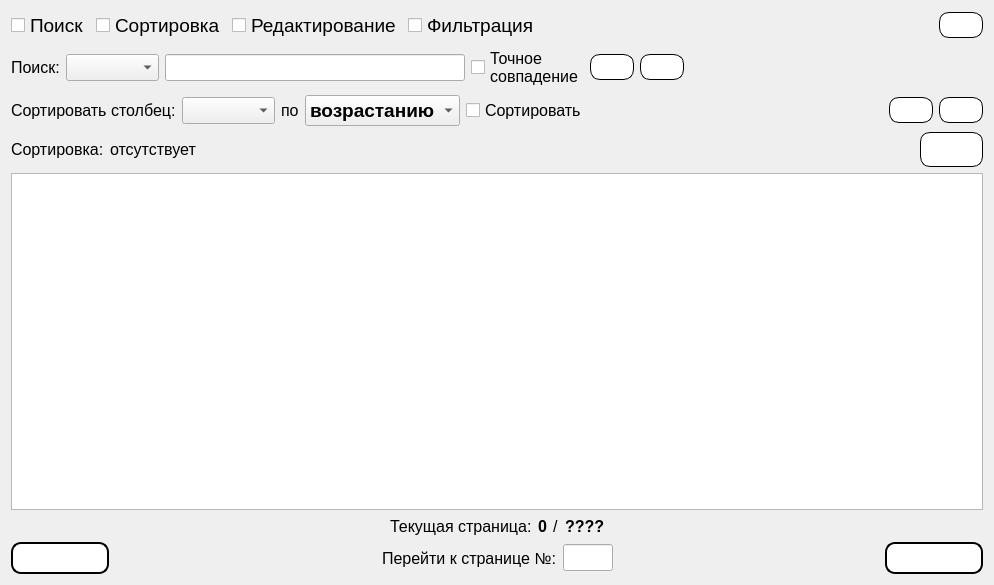
Old version of the form Gui/TabWidgets/Player/playercredits.ui in the repository MyEdit/Casino_Client.
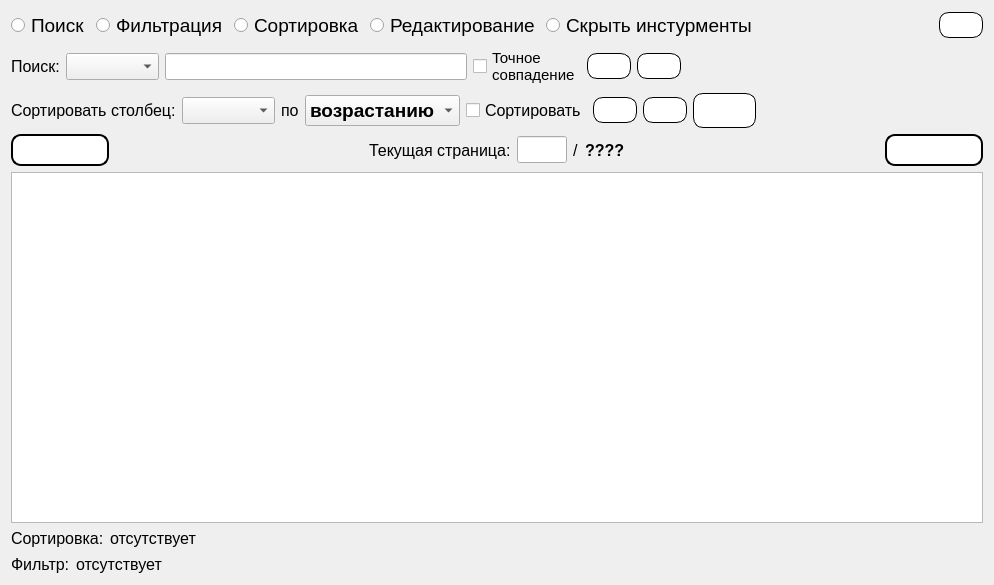
New version of the form. Icons and pictures are not drawn.

```diff
--- a/Gui/TabWidgets/Player/playercredits.ui
+++ b/Gui/TabWidgets/Player/playercredits.ui
@@ -17,7 +17,7 @@
    <item>
     <layout class="QHBoxLayout" name="horizontalLayout_2">
      <item>
-      <widget class="QCheckBox" name="checkBox_Search">
+      <widget class="QRadioButton" name="radioButton_Search">
        <property name="font">
         <font>
          <family>Segoe UI</family>
@@ -30,7 +30,20 @@
       </widget>
      </item>
      <item>
-      <widget class="QCheckBox" name="checkBox_Sorting">
+      <widget class="QRadioButton" name="radioButton_Filtr">
+       <property name="font">
+        <font>
+         <family>Segoe UI</family>
+         <pointsize>14</pointsize>
+        </font>
+       </property>
+       <property name="text">
+        <string>Фильтрация</string>
+       </property>
+      </widget>
+     </item>
+     <item>
+      <widget class="QRadioButton" name="radioButton_Sorting">
        <property name="font">
         <font>
          <family>Segoe UI</family>
@@ -43,7 +56,7 @@
       </widget>
      </item>
      <item>
-      <widget class="QCheckBox" name="checkBox_Editing">
+      <widget class="QRadioButton" name="radioButton_Editing">
        <property name="font">
         <font>
          <family>Segoe UI</family>
@@ -56,7 +69,7 @@
       </widget>
      </item>
      <item>
-      <widget class="QCheckBox" name="checkBox_Filtr">
+      <widget class="QRadioButton" name="radioButton">
        <property name="font">
         <font>
          <family>Segoe UI</family>
@@ -64,7 +77,7 @@
         </font>
        </property>
        <property name="text">
-        <string>Фильтрация</string>
+        <string>Скрыть инстурменты</string>
        </property>
       </widget>
      </item>
@@ -160,7 +173,7 @@
        <property name="font">
         <font>
          <family>Segoe UI</family>
-         <pointsize>12</pointsize>
+         <pointsize>11</pointsize>
         </font>
        </property>
        <property name="text">
@@ -341,19 +354,6 @@
        </property>
       </widget>
      </item>
-     <item>
-      <spacer name="horizontalSpacer_13">
-       <property name="orientation">
-        <enum>Qt::Horizontal</enum>
-       </property>
-       <property name="sizeHint" stdset="0">
-        <size>
-         <width>0</width>
-         <height>0</height>
-        </size>
-       </property>
-      </spacer>
-     </item>
      <item>
       <widget class="QPushButton" name="addFilter">
        <property name="styleSheet">
@@ -383,8 +383,8 @@
        </property>
        <property name="iconSize">
         <size>
-         <width>24</width>
-         <height>24</height>
+         <width>32</width>
+         <height>32</height>
         </size>
        </property>
       </widget>
@@ -418,66 +418,11 @@
        </property>
        <property name="iconSize">
         <size>
-         <width>24</width>
-         <height>24</height>
+         <width>32</width>
+         <height>32</height>
         </size>
        </property>
       </widget>
-     </item>
-    </layout>
-   </item>
-   <item>
-    <layout class="QHBoxLayout" name="horizontalLayout">
-     <item>
-      <widget class="QLabel" name="label_7">
-       <property name="sizePolicy">
-        <sizepolicy hsizetype="Fixed" vsizetype="Preferred">
-         <horstretch>0</horstretch>
-         <verstretch>0</verstretch>
-        </sizepolicy>
-       </property>
-       <property name="font">
-        <font>
-         <family>Segoe UI</family>
-         <pointsize>12</pointsize>
-        </font>
-       </property>
-       <property name="text">
-        <string>Сортировка:</string>
-       </property>
-      </widget>
-     </item>
-     <item>
-      <widget class="QLabel" name="labelWhatKindSorting">
-       <property name="sizePolicy">
-        <sizepolicy hsizetype="Fixed" vsizetype="Preferred">
-         <horstretch>0</horstretch>
-         <verstretch>0</verstretch>
-        </sizepolicy>
-       </property>
-       <property name="font">
-        <font>
-         <family>Segoe UI</family>
-         <pointsize>12</pointsize>
-        </font>
-       </property>
-       <property name="text">
-        <string>отсутствует</string>
-       </property>
-      </widget>
-     </item>
-     <item>
-      <spacer name="horizontalSpacer">
-       <property name="orientation">
-        <enum>Qt::Horizontal</enum>
-       </property>
-       <property name="sizeHint" stdset="0">
-        <size>
-         <width>0</width>
-         <height>0</height>
-        </size>
-       </property>
-      </spacer>
      </item>
      <item>
       <widget class="QPushButton" name="addCredit">
@@ -522,98 +467,15 @@
        </property>
       </widget>
      </item>
-    </layout>
-   </item>
-   <item>
-    <widget class="QTableView" name="tableView">
-     <property name="font">
-      <font>
-       <family>Segoe UI</family>
-       <pointsize>10</pointsize>
-      </font>
-     </property>
-    </widget>
-   </item>
-   <item>
-    <layout class="QHBoxLayout" name="horizontalLayout_6">
      <item>
-      <spacer name="horizontalSpacer_9">
+      <spacer name="horizontalSpacer_13">
        <property name="orientation">
         <enum>Qt::Horizontal</enum>
        </property>
        <property name="sizeHint" stdset="0">
         <size>
-         <width>40</width>
-         <height>20</height>
-        </size>
-       </property>
-      </spacer>
-     </item>
-     <item>
-      <widget class="QLabel" name="label_4">
-       <property name="font">
-        <font>
-         <family>Segoe UI</family>
-         <pointsize>12</pointsize>
-        </font>
-       </property>
-       <property name="text">
-        <string>Текущая страница:</string>
-       </property>
-      </widget>
-     </item>
-     <item>
-      <widget class="QLabel" name="labelCurrentPage">
-       <property name="font">
-        <font>
-         <family>Segoe UI</family>
-         <pointsize>12</pointsize>
-         <weight>75</weight>
-         <bold>true</bold>
-        </font>
-       </property>
-       <property name="text">
-        <string>0</string>
-       </property>
-      </widget>
-     </item>
-     <item>
-      <widget class="QLabel" name="label_5">
-       <property name="font">
-        <font>
-         <family>Segoe UI</family>
-         <pointsize>12</pointsize>
-        </font>
-       </property>
-       <property name="text">
-        <string>/</string>
-       </property>
-      </widget>
-     </item>
-     <item>
-      <widget class="QLabel" name="labelMaxPage">
-       <property name="font">
-        <font>
-         <family>Segoe UI</family>
-         <pointsize>12</pointsize>
-         <weight>75</weight>
-         <bold>true</bold>
-        </font>
-       </property>
-       <property name="text">
-        <string>????</string>
-       </property>
-      </widget>
-     </item>
-     <item>
-      <spacer name="horizontalSpacer_10">
-       <property name="orientation">
-        <enum>Qt::Horizontal</enum>
-       </property>
-       <property name="sizeHint" stdset="0">
-        <size>
-         <width>40</width>
-         <height>20</height>
+         <width>0</width>
+         <height>0</height>
         </size>
        </property>
       </spacer>
@@ -677,7 +539,7 @@
       </spacer>
      </item>
      <item>
-      <widget class="QLabel" name="label_6">
+      <widget class="QLabel" name="label_4">
        <property name="font">
         <font>
          <family>Segoe UI</family>
@@ -685,7 +547,7 @@
         </font>
        </property>
        <property name="text">
-        <string>Перейти к странице №:</string>
+        <string>Текущая страница:</string>
        </property>
       </widget>
      </item>
@@ -701,7 +563,40 @@
         <font>
          <family>Segoe UI</family>
          <pointsize>12</pointsize>
+         <weight>75</weight>
+         <bold>true</bold>
         </font>
+       </property>
+       <property name="alignment">
+        <set>Qt::AlignRight|Qt::AlignTrailing|Qt::AlignVCenter</set>
+       </property>
+      </widget>
+     </item>
+     <item>
+      <widget class="QLabel" name="label_5">
+       <property name="font">
+        <font>
+         <family>Segoe UI</family>
+         <pointsize>12</pointsize>
+        </font>
+       </property>
+       <property name="text">
+        <string>/</string>
+       </property>
+      </widget>
+     </item>
+     <item>
+      <widget class="QLabel" name="labelMaxPage">
+       <property name="font">
+        <font>
+         <family>Segoe UI</family>
+         <pointsize>12</pointsize>
+         <weight>75</weight>
+         <bold>true</bold>
+        </font>
+       </property>
+       <property name="text">
+        <string>????</string>
        </property>
       </widget>
      </item>
@@ -761,6 +656,114 @@
      </item>
     </layout>
    </item>
+   <item>
+    <widget class="QTableView" name="tableView">
+     <property name="font">
+      <font>
+       <family>Segoe UI</family>
+       <pointsize>10</pointsize>
+      </font>
+     </property>
+    </widget>
+   </item>
+   <item>
+    <layout class="QHBoxLayout" name="horizontalLayout">
+     <item>
+      <widget class="QLabel" name="label_7">
+       <property name="sizePolicy">
+        <sizepolicy hsizetype="Fixed" vsizetype="Preferred">
+         <horstretch>0</horstretch>
+         <verstretch>0</verstretch>
+        </sizepolicy>
+       </property>
+       <property name="font">
+        <font>
+         <family>Segoe UI</family>
+         <pointsize>12</pointsize>
+        </font>
+       </property>
+       <property name="text">
+        <string>Сортировка:</string>
+       </property>
+      </widget>
+     </item>
+     <item>
+      <widget class="QLabel" name="labelWhatKindSorting">
+       <property name="sizePolicy">
+        <sizepolicy hsizetype="Fixed" vsizetype="Preferred">
+         <horstretch>0</horstretch>
+         <verstretch>0</verstretch>
+        </sizepolicy>
+       </property>
+       <property name="font">
+        <font>
+         <family>Segoe UI</family>
+         <pointsize>12</pointsize>
+        </font>
+       </property>
+       <property name="text">
+        <string>отсутствует</string>
+       </property>
+      </widget>
+     </item>
+     <item>
+      <spacer name="horizontalSpacer">
+       <property name="orientation">
+        <enum>Qt::Horizontal</enum>
+       </property>
+       <property name="sizeHint" stdset="0">
+        <size>
+         <width>0</width>
+         <height>0</height>
+        </size>
+       </property>
+      </spacer>
+     </item>
+    </layout>
+   </item>
+   <item>
+    <layout class="QHBoxLayout" name="horizontalLayout_3">
+     <item>
+      <widget class="QLabel" name="label_9">
+       <property name="font">
+        <font>
+         <family>Segoe UI</family>
+         <pointsize>12</pointsize>
+        </font>
+       </property>
+       <property name="text">
+        <string>Фильтр:</string>
+       </property>
+      </widget>
+     </item>
+     <item>
+      <widget class="QLabel" name="labelWhatKindFilter">
+       <property name="font">
+        <font>
+         <family>Segoe UI</family>
+         <pointsize>12</pointsize>
+        </font>
+       </property>
+       <property name="text">
+        <string>отсутствует</string>
+       </property>
+      </widget>
+     </item>
+     <item>
+      <spacer name="horizontalSpacer_3">
+       <property name="orientation">
+        <enum>Qt::Horizontal</enum>
+       </property>
+       <property name="sizeHint" stdset="0">
+        <size>
+         <width>40</width>
+         <height>20</height>
+        </size>
+       </property>
+      </spacer>
+     </item>
+    </layout>
+   </item>
   </layout>
  </widget>
  <resources>
```
Left out of the diff: 2 changed lines with no effect on the pictures.
